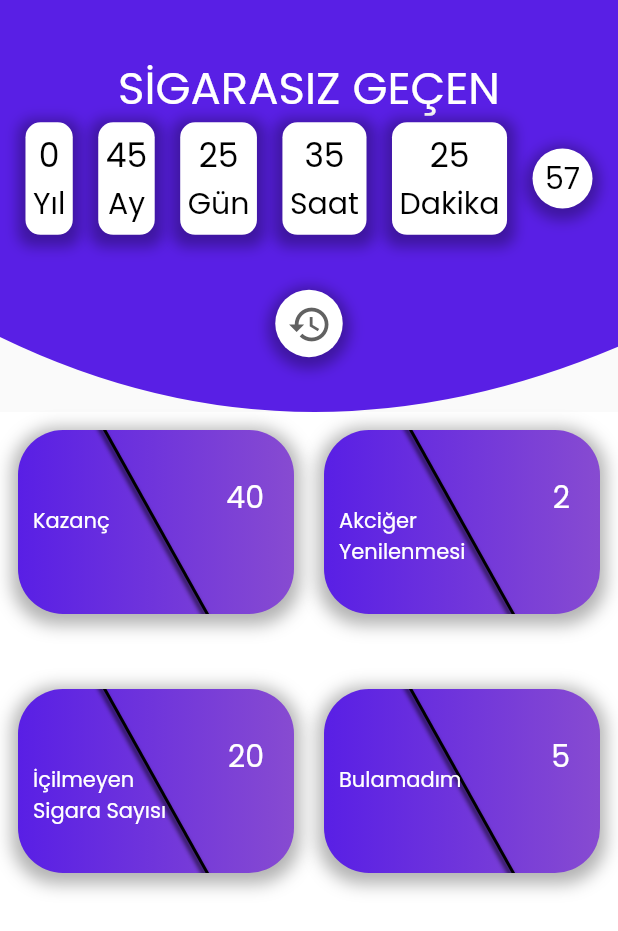
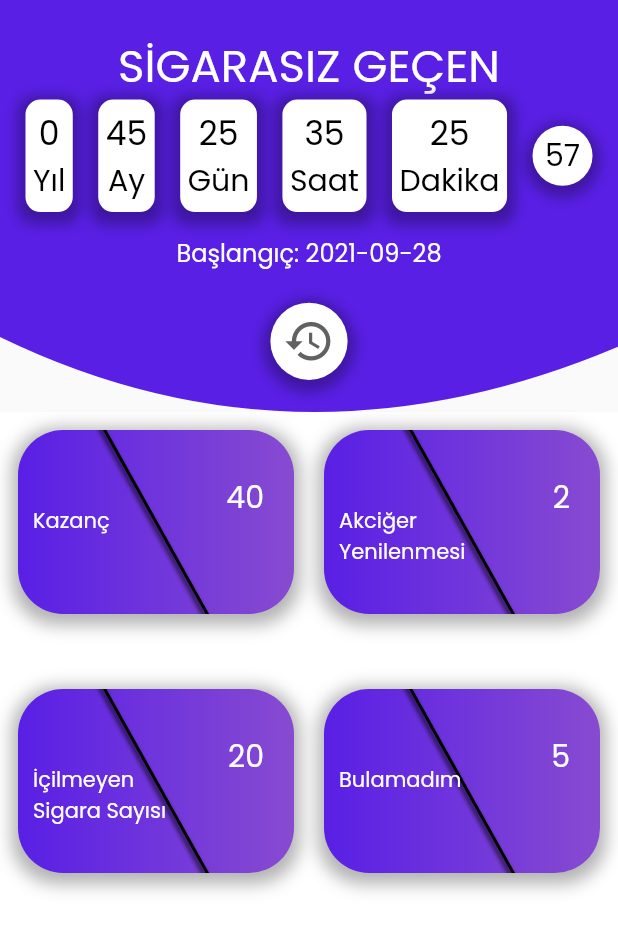
Before and after one commit to Tugberkab/Quit-Smoking-App, a Flutter app: the screen it shows after launch, after a tap on an icon or button, on a phone screen of 412 x 824 dp. Shown: the top 931 px of the screen. Run offline on Flutter 3.47's test engine with Material 2 defaults, Android fonts, the phone set to English and light mode, and no system bars; drawn by our look-alikes of streaming_shared_preferences; our stand-ins replace google_fonts, percent_indicator, shared_preferences; missing offline and left inert: number_selection, snapping_sheet.

Commit message:
Numberpicker has been added, register date display on Appbar

```diff
--- a/lib/welcome/welcome.dart
+++ b/lib/welcome/welcome.dart
@@ -1,5 +1,8 @@
 import 'package:flutter/material.dart';
 import 'package:quit_smoking_app/constants.dart';
+import 'package:number_selection/number_selection.dart';
+
+import "package:google_fonts/google_fonts.dart";
 
 //WIDGETS
 import 'package:quit_smoking_app/welcome/widget/dropdown_btn.dart';
@@ -22,14 +25,15 @@ class WelcomePage extends StatelessWidget {
     return Scaffold(
       body: Container(
         decoration: BoxDecoration(
-          gradient: gradientTB,
+            image: DecorationImage(
+                image: AssetImage("assets/images/bg1.jpg"),
+                fit: BoxFit.cover
+            )
         ),
         child: Column(
+          mainAxisAlignment: MainAxisAlignment.end,
           children: [
-            Expanded(
-              child: Image.asset('assets/images/smoke.png'),
-            ),
-            Expanded(
+            Container(
               child: Container(
                 padding: EdgeInsets.all(20),
                 decoration: BoxDecoration(
@@ -40,25 +44,41 @@ class WelcomePage extends StatelessWidget {
                   ),
                 ),
                 child: Column(
-                  mainAxisAlignment: MainAxisAlignment.spaceBetween,
+                  mainAxisAlignment: MainAxisAlignment.spaceEvenly,
                   children: [
                     Text(
                       welcomeText,
-                      style: TextStyle(
+                      style: GoogleFonts.poppins(
                         fontSize: 15,
                         height: 1.3,
                       ),
                     ),
-                    Row(
-                      mainAxisAlignment: MainAxisAlignment.spaceBetween,
+                    Column(
                       children: [
                         Text(
                           'Tükettiğiniz sigara paketi sayısı',
+                          style: GoogleFonts.poppins(
+                            fontSize: 18,
+                          ),
                         ),
-                        Expanded(
-                          child: Container(
-                            padding: EdgeInsets.only(left: 50),
-                            child: DropDownBtn(),
+                        Container(
+                          width: 120,
+                          height: 60,
+                          child: NumberSelection(
+                            theme: NumberSelectionTheme(
+                                draggableCircleColor: Colors.grey,
+                                iconsColor: Colors.white,
+                                numberColor: Colors.white,
+                                backgroundColor: Colors.deepPurpleAccent,
+                                outOfConstraintsColor: Colors.red),
+                            initialValue: 1,
+                            minValue: 1,
+                            maxValue: 10,
+                            direction: Axis.horizontal,
+                            withSpring: true,
+                            onChanged: (int value) => print("value: $value"),
+                            enableOnOutOfConstraintsAnimation: true,
+                            onOutOfConstraints: () => print("This value is too high or too low"),
                           ),
                         ),
                       ],
--- a/lib/welcome/widget/welcome_button.dart
+++ b/lib/welcome/widget/welcome_button.dart
@@ -1,6 +1,7 @@
 import 'package:flutter/material.dart';
 import 'package:quit_smoking_app/constants.dart';
 import 'package:quit_smoking_app/home/home.dart';
+import "package:google_fonts/google_fonts.dart";
 import 'package:shared_preferences/shared_preferences.dart';
 
 //STREAMING OBJECT
@@ -28,18 +29,14 @@ class WelcomeButton extends StatelessWidget {
       decoration: BoxDecoration(
         boxShadow: [
           BoxShadow(
-            color: secondaryColor,
-            blurRadius: 2,
-            offset: Offset(-1, 2),
-          ),
-          BoxShadow(
-            color: secondaryColor,
-            blurRadius: 2,
-            offset: Offset(1, -2),
+            color: Colors.black.withOpacity(0.3),
+            spreadRadius: 4,
+            blurRadius: 9,
+            offset: Offset(0, 3), // changes position of shadow
           ),
         ],
         borderRadius: BorderRadius.circular(20),
-        color: secondaryColor,
+        color: Colors.deepPurpleAccent,
       ),
       child: TextButton(
         style: ButtonStyle(
@@ -52,7 +49,7 @@ class WelcomeButton extends StatelessWidget {
         },
         child: Text(
           'hadi başlayalım!'.toUpperCase(),
-          style: TextStyle(
+          style: GoogleFonts.poppins(
             color: Colors.white,
           ),
         ),
--- a/pubspec.yaml
+++ b/pubspec.yaml
@@ -33,6 +33,7 @@ dependencies:
   google_fonts: ^2.1.0
   snapping_sheet: ^3.1.0
   percent_indicator: ^3.0.1
+  number_selection: ^1.0.0
 
 dev_dependencies:
   flutter_test:
```
Also changed, not shown: lib/home/home.dart (+60 -6 lines), assets/images/background.jpg (added), assets/images/bg1.jpg (added), pubspec.lock.
